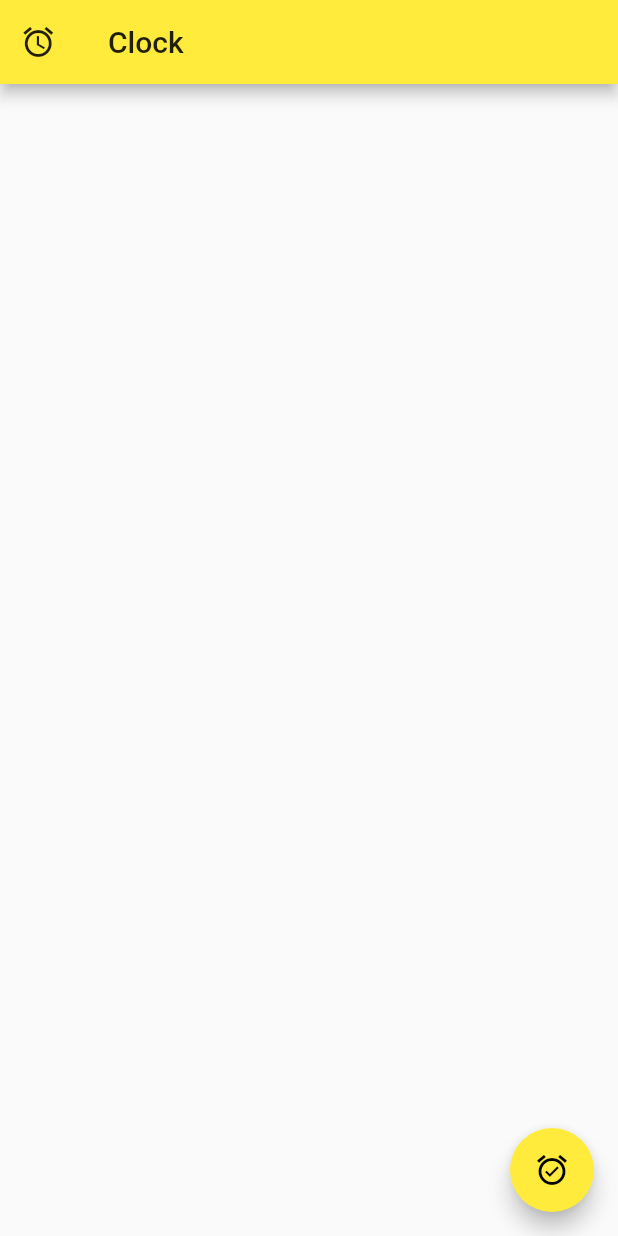
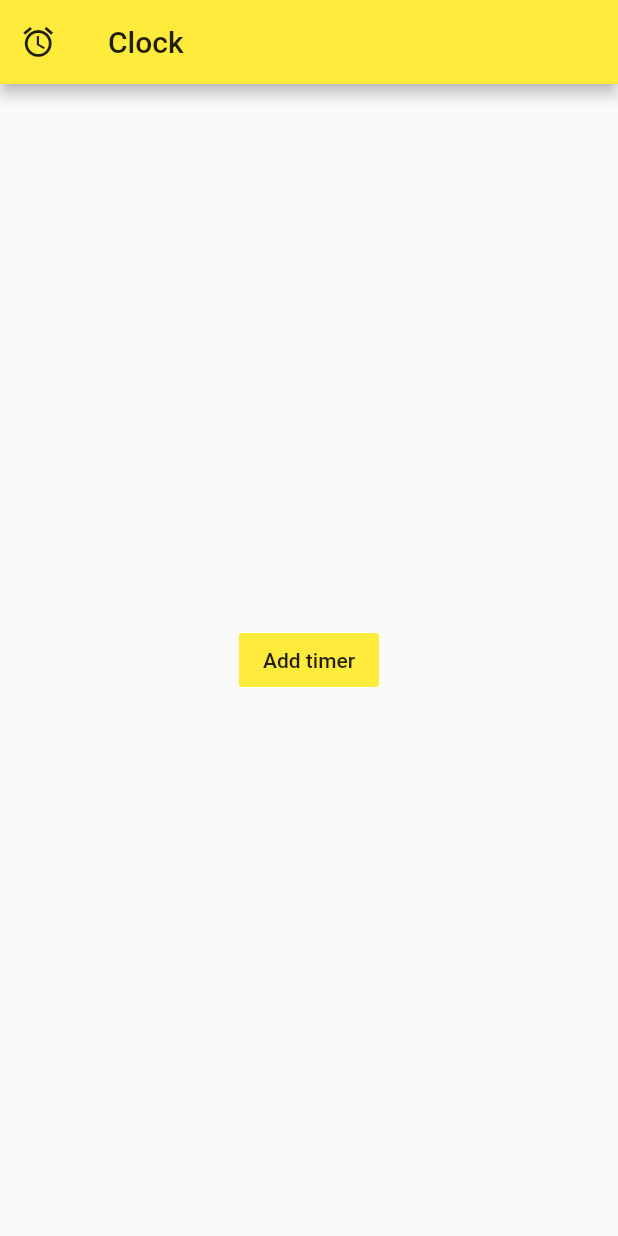
Before and after one commit to UsioZero/Alarm, a Flutter app: the screen it shows after launch, on a phone screen of 412 x 824 dp. Run offline on Flutter 3.47's test engine with Material 2 defaults, Android fonts, the light colour scheme and no system bars; our stand-ins replace flutter_local_notifications.

Commit message:
+new button to add timer

```diff
--- a/lib/Allarm.dart
+++ b/lib/Allarm.dart
@@ -26,7 +26,7 @@ class _Allarm extends State<Allarm> {
   var initSetAndroid;
   var initSetIos;
   var initSet;
-  int _timerTime;
+  int _timerTime = 10;
 
 
   void _showNotificaton() async{
@@ -34,7 +34,7 @@ class _Allarm extends State<Allarm> {
   }
 
   Future<void> _demoNotify() async{
-    var _durationTime = DateTime.now().add(Duration(seconds: 10));
+    var _durationTime = DateTime.now().add(Duration(seconds: _timerTime));
     var androidChannelSpecifics = AndroidNotificationDetails(
       'channel id',
       'channel name',
@@ -119,17 +119,27 @@ class _Allarm extends State<Allarm> {
           ),
       ),
       body: Container(
+        width: double.infinity,
         child: Column(
           mainAxisAlignment: MainAxisAlignment.center,
           children: <Widget>[
+            FlatButton(
+                color: Colors.yellow,
+                onPressed: _showNotificaton,
+                child: Text(
+                  'Add timer',
+                  style: TextStyle(
 
+                  ),
+                ),
+            ),
           ],
         ),
       ),
-      floatingActionButton: FloatingActionButton(
-        onPressed: _showNotificaton,
-        child: Icon(Icons.alarm_on),
-      ),
+      // floatingActionButton: FloatingActionButton(
+      //   onPressed: _showNotificaton,
+      //   child: Icon(Icons.alarm_on),
+      // ),
     );
   }
 }
--- a/lib/main.dart
+++ b/lib/main.dart
@@ -8,7 +8,7 @@ class MyApp extends StatelessWidget {
   @override
   Widget build(BuildContext context){
     return MaterialApp(
-        title: 'Clock',
+        title: 'Allarm',
         theme: ThemeData(
           primarySwatch: Colors.yellow,
           textTheme: TextTheme(bodyText1: TextStyle(color: Colors.white))
```
